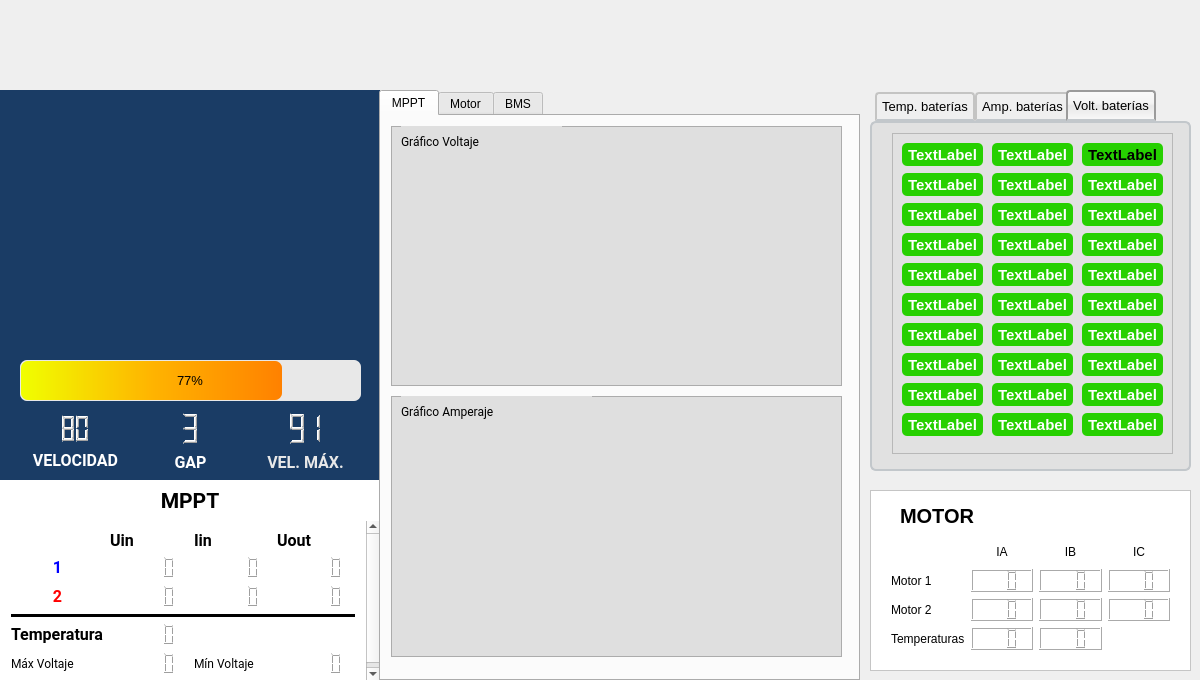
Above: dialog.ui from bryanbizarro/monitor-eolian before the change. Below: the same form after it.
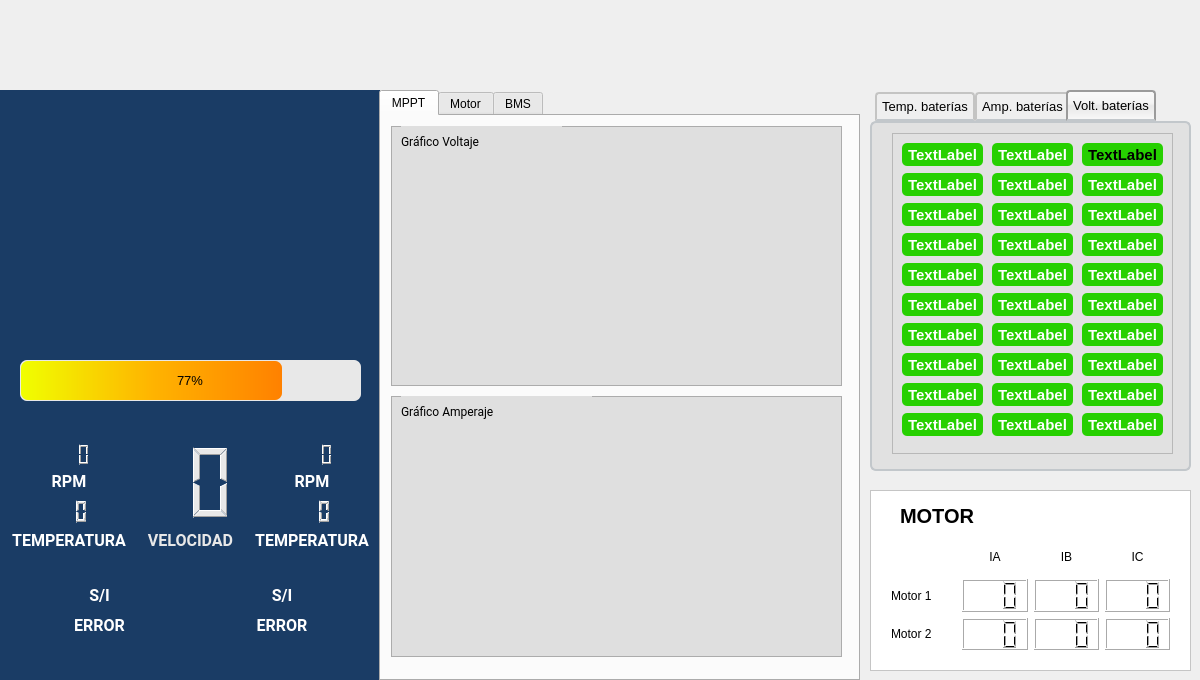
That is the form after the change. Icons and pictures are not drawn. Custom widgets are drawn as their Qt base class.

What changed in the file:
```diff
--- a/dialog.ui
+++ b/dialog.ui
@@ -775,336 +775,6 @@
    <property name="frameShadow">
     <enum>QFrame::Raised</enum>
    </property>
-   <widget class="QScrollArea" name="mppt_scroll">
-    <property name="geometry">
-     <rect>
-      <x>0</x>
-      <y>430</y>
-      <width>380</width>
-      <height>161</height>
-     </rect>
-    </property>
-    <property name="sizePolicy">
-     <sizepolicy hsizetype="Expanding" vsizetype="Expanding">
-      <horstretch>0</horstretch>
-      <verstretch>0</verstretch>
-     </sizepolicy>
-    </property>
-    <property name="styleSheet">
-     <string notr="true">border: none;
-background-repeat: none;
-background-color: #FFFFFF;
-font-family: &quot;Roboto&quot;;
-
-</string>
-    </property>
-    <property name="widgetResizable">
-     <bool>true</bool>
-    </property>
-    <widget class="QWidget" name="scrollAreaWidgetContents">
-     <property name="geometry">
-      <rect>
-       <x>0</x>
-       <y>0</y>
-       <width>363</width>
-       <height>162</height>
-      </rect>
-     </property>
-     <layout class="QGridLayout" name="gridLayout">
-      <item row="7" column="0">
-       <widget class="QLabel" name="label_9">
-        <property name="font">
-         <font>
-          <family>Roboto</family>
-          <pointsize>12</pointsize>
-          <weight>75</weight>
-          <bold>true</bold>
-         </font>
-        </property>
-        <property name="text">
-         <string>Temperatura</string>
-        </property>
-       </widget>
-      </item>
-      <item row="4" column="1">
-       <widget class="QLCDNumber" name="lcd_mppt_2_uin">
-        <property name="styleSheet">
-         <string notr="true">background-color: rgb(255, 255, 255);
-background: ;
-border: none;
-background-repeat: ;
-
-color: rgb(255, 0, 0);</string>
-        </property>
-       </widget>
-      </item>
-      <item row="1" column="3">
-       <widget class="QLabel" name="label_2">
-        <property name="font">
-         <font>
-          <family>Roboto</family>
-          <pointsize>12</pointsize>
-          <weight>75</weight>
-          <bold>true</bold>
-         </font>
-        </property>
-        <property name="styleSheet">
-         <string notr="true">background-color: transparent;
-background: none;
-border: none;
-background-repeat: none;</string>
-        </property>
-        <property name="text">
-         <string>Uout</string>
-        </property>
-       </widget>
-      </item>
-      <item row="2" column="1">
-       <widget class="QLCDNumber" name="lcd_mppt_1_uin">
-        <property name="styleSheet">
-         <string notr="true">background-color: rgb(255, 255, 255);
-background: ;
-border: none;
-background-repeat: ;
-color: rgb(85, 0, 255);</string>
-        </property>
-       </widget>
-      </item>
-      <item row="2" column="2">
-       <widget class="QLCDNumber" name="lcd_mppt_1_iin">
-        <property name="styleSheet">
-         <string notr="true">background-color: rgb(255, 255, 255);
-background: ;
-border: none;
-background-repeat: ;
-color: rgb(85, 0, 255);</string>
-        </property>
-       </widget>
-      </item>
-      <item row="4" column="2">
-       <widget class="QLCDNumber" name="lcd_mppt_2_iin">
-        <property name="styleSheet">
-         <string notr="true">background-color: rgb(255, 255, 255);
-background: ;
-border: none;
-background-repeat: ;
-
-color: rgb(255, 0, 0);</string>
-        </property>
-       </widget>
-      </item>
-      <item row="2" column="3">
-       <widget class="QLCDNumber" name="lcd_mppt_1_uout">
-        <property name="styleSheet">
-         <string notr="true">background-color: rgb(255, 255, 255);
-background: ;
-border: none;
-background-repeat: none;
-color: rgb(0, 0, 0);</string>
-        </property>
-       </widget>
-      </item>
-      <item row="4" column="3">
-       <widget class="QLCDNumber" name="lcd_mppt_2_uout"/>
-      </item>
-      <item row="2" column="0">
-       <widget class="QLabel" name="label_7">
-        <property name="font">
-         <font>
-          <family>Roboto</family>
-          <pointsize>12</pointsize>
-          <weight>75</weight>
-          <bold>true</bold>
-         </font>
-        </property>
-        <property name="layoutDirection">
-         <enum>Qt::LeftToRight</enum>
-        </property>
-        <property name="autoFillBackground">
-         <bool>false</bool>
-        </property>
-        <property name="styleSheet">
-         <string notr="true">background-color: transparent;
-background: none;
-border: none;
-background-repeat: none;
-text-align: center;
-color: blue;
-padding: 2px auto;</string>
-        </property>
-        <property name="text">
-         <string>1</string>
-        </property>
-        <property name="alignment">
-         <set>Qt::AlignCenter</set>
-        </property>
-       </widget>
-      </item>
-      <item row="1" column="2">
-       <widget class="QLabel" name="label_6">
-        <property name="font">
-         <font>
-          <family>Roboto</family>
-          <pointsize>12</pointsize>
-          <weight>75</weight>
-          <bold>true</bold>
-         </font>
-        </property>
-        <property name="styleSheet">
-         <string notr="true">background-color: transparent;
-background: none;
-border: none;
-background-repeat: none;</string>
-        </property>
-        <property name="text">
-         <string>Iin</string>
-        </property>
-       </widget>
-      </item>
-      <item row="4" column="0">
-       <widget class="QLabel" name="label_8">
-        <property name="font">
-         <font>
-          <family>Roboto</family>
-          <pointsize>12</pointsize>
-          <weight>75</weight>
-          <bold>true</bold>
-         </font>
-        </property>
-        <property name="styleSheet">
-         <string notr="true">background-color: transparent;
-background: none;
-border: none;
-background-repeat: none;
-padding: 2px auto;
-color: red;</string>
-        </property>
-        <property name="text">
-         <string>2</string>
-        </property>
-        <property name="alignment">
-         <set>Qt::AlignCenter</set>
-        </property>
-       </widget>
-      </item>
-      <item row="7" column="1">
-       <widget class="QLCDNumber" name="lcd_mppt_temp_amb">
-        <property name="styleSheet">
-         <string notr="true">background-color: rgb(255, 255, 255);
-background: ;
-border: none;
-background-repeat: none;
-color: rgb(0, 0, 0);</string>
-        </property>
-       </widget>
-      </item>
-      <item row="10" column="0">
-       <widget class="QLabel" name="label_20">
-        <property name="font">
-         <font>
-          <family>Roboto</family>
-         </font>
-        </property>
-        <property name="styleSheet">
-         <string notr="true">background-color: transparent;
-background: none;
-border: none;
-background-repeat: none;</string>
-        </property>
-        <property name="text">
-         <string>Máx Voltaje</string>
-        </property>
-       </widget>
-      </item>
-      <item row="5" column="0" rowspan="2" colspan="4">
-       <widget class="Line" name="line">
-        <property name="styleSheet">
-         <string notr="true">background-color: #000000;
-border: 0px none white;
-margin: 0;
-padding: 0;</string>
-        </property>
-        <property name="orientation">
-         <enum>Qt::Horizontal</enum>
-        </property>
-       </widget>
-      </item>
-      <item row="10" column="2">
-       <widget class="QLabel" name="label_21">
-        <property name="font">
-         <font>
-          <family>Roboto</family>
-         </font>
-        </property>
-        <property name="styleSheet">
-         <string notr="true">background-color: transparent;
-background: none;
-border: none;
-background-repeat: none;</string>
-        </property>
-        <property name="text">
-         <string>Mín Voltaje</string>
-        </property>
-       </widget>
-      </item>
-      <item row="10" column="1">
-       <widget class="QLCDNumber" name="lcd_minVtg"/>
-      </item>
-      <item row="10" column="3">
-       <widget class="QLCDNumber" name="lcd_maxVtg"/>
-      </item>
-      <item row="1" column="1">
-       <widget class="QLabel" name="label_5">
-        <property name="font">
-         <font>
-          <family>Roboto</family>
-          <pointsize>12</pointsize>
-          <weight>75</weight>
-          <bold>true</bold>
-         </font>
-        </property>
-        <property name="styleSheet">
-         <string notr="true">background-color: transparent;
-background: none;
-border: none;
-background-repeat: none;</string>
-        </property>
-        <property name="text">
-         <string>Uin</string>
-        </property>
-       </widget>
-      </item>
-     </layout>
-    </widget>
-   </widget>
-   <widget class="QLabel" name="mppt_stats_tittle">
-    <property name="geometry">
-     <rect>
-      <x>0</x>
-      <y>390</y>
-      <width>380</width>
-      <height>41</height>
-     </rect>
-    </property>
-    <property name="font">
-     <font>
-      <family>Roboto</family>
-      <pointsize>16</pointsize>
-      <weight>75</weight>
-      <bold>true</bold>
-     </font>
-    </property>
-    <property name="styleSheet">
-     <string notr="true">background-color: #FFF;
-border: none;</string>
-    </property>
-    <property name="text">
-     <string>MPPT</string>
-    </property>
-    <property name="alignment">
-     <set>Qt::AlignCenter</set>
-    </property>
-   </widget>
    <widget class="QPushButton" name="pushButton_3">
     <property name="geometry">
      <rect>
@@ -1168,30 +838,186 @@
      <string>%p%</string>
     </property>
    </widget>
-   <widget class="QWidget" name="horizontalLayoutWidget">
+   <widget class="QWidget" name="verticalLayoutWidget">
     <property name="geometry">
      <rect>
-      <x>10</x>
-      <y>310</y>
-      <width>361</width>
-      <height>83</height>
+      <x>50</x>
+      <y>10</y>
+      <width>291</width>
+      <height>251</height>
      </rect>
     </property>
-    <layout class="QHBoxLayout" name="horizontalLayout">
+    <layout class="QVBoxLayout" name="layout_velocimetro"/>
+   </widget>
+   <widget class="QWidget" name="horizontalLayoutWidget_2">
+    <property name="geometry">
+     <rect>
+      <x>0</x>
+      <y>340</y>
+      <width>381</width>
+      <height>131</height>
+     </rect>
+    </property>
+    <layout class="QHBoxLayout" name="horizontalLayout_2">
      <item>
-      <layout class="QVBoxLayout" name="verticalLayout_3" stretch="0,0">
-       <property name="spacing">
-        <number>6</number>
-       </property>
-       <property name="leftMargin">
-        <number>0</number>
-       </property>
-       <property name="topMargin">
-        <number>2</number>
-       </property>
-       <property name="bottomMargin">
-        <number>2</number>
-       </property>
+      <layout class="QVBoxLayout" name="verticalLayout_7">
+       <item>
+        <layout class="QVBoxLayout" name="verticalLayout_6" stretch="0,0">
+         <property name="spacing">
+          <number>6</number>
+         </property>
+         <property name="leftMargin">
+          <number>0</number>
+         </property>
+         <property name="topMargin">
+          <number>2</number>
+         </property>
+         <property name="bottomMargin">
+          <number>2</number>
+         </property>
+         <item>
+          <widget class="QLCDNumber" name="lcd_rpm1">
+           <property name="maximumSize">
+            <size>
+             <width>16777215</width>
+             <height>16777215</height>
+            </size>
+           </property>
+           <property name="font">
+            <font>
+             <family>Roboto</family>
+             <pointsize>48</pointsize>
+            </font>
+           </property>
+           <property name="layoutDirection">
+            <enum>Qt::LeftToRight</enum>
+           </property>
+           <property name="styleSheet">
+            <string notr="true">background: transparent;
+border: none;
+background-repeat: none;
+color:rgb(232, 232, 232);</string>
+           </property>
+           <property name="frameShape">
+            <enum>QFrame::StyledPanel</enum>
+           </property>
+           <property name="frameShadow">
+            <enum>QFrame::Raised</enum>
+           </property>
+           <property name="smallDecimalPoint">
+            <bool>false</bool>
+           </property>
+           <property name="digitCount">
+            <number>4</number>
+           </property>
+           <property name="mode">
+            <enum>QLCDNumber::Dec</enum>
+           </property>
+           <property name="intValue" stdset="0">
+            <number>0</number>
+           </property>
+          </widget>
+         </item>
+         <item>
+          <widget class="QLabel" name="label_38">
+           <property name="maximumSize">
+            <size>
+             <width>16777215</width>
+             <height>20</height>
+            </size>
+           </property>
+           <property name="font">
+            <font>
+             <family>Roboto</family>
+             <pointsize>12</pointsize>
+             <weight>75</weight>
+             <bold>true</bold>
+            </font>
+           </property>
+           <property name="styleSheet">
+            <string notr="true">background-color: transparent;
+background: none;
+border: none;
+background-repeat: none;
+color: #FFF;</string>
+           </property>
+           <property name="text">
+            <string>RPM</string>
+           </property>
+           <property name="alignment">
+            <set>Qt::AlignCenter</set>
+           </property>
+          </widget>
+         </item>
+        </layout>
+       </item>
+       <item>
+        <layout class="QVBoxLayout" name="verticalLayout_8">
+         <item>
+          <widget class="QLCDNumber" name="lcd_engTemp1">
+           <property name="maximumSize">
+            <size>
+             <width>16777215</width>
+             <height>16777215</height>
+            </size>
+           </property>
+           <property name="styleSheet">
+            <string notr="true">background: transparent;
+border: none;
+background-repeat: none;
+color:rgb(232, 232, 232);</string>
+           </property>
+           <property name="digitCount">
+            <number>3</number>
+           </property>
+           <property name="value" stdset="0">
+            <double>0.000000000000000</double>
+           </property>
+           <property name="intValue" stdset="0">
+            <number>0</number>
+           </property>
+          </widget>
+         </item>
+         <item>
+          <widget class="QLabel" name="label_39">
+           <property name="maximumSize">
+            <size>
+             <width>16777215</width>
+             <height>20</height>
+            </size>
+           </property>
+           <property name="font">
+            <font>
+             <family>Roboto</family>
+             <pointsize>12</pointsize>
+             <weight>75</weight>
+             <bold>true</bold>
+            </font>
+           </property>
+           <property name="styleSheet">
+            <string notr="true">background-color: transparent;
+background: none;
+border: none;
+background-repeat: none;
+color: #FFF;</string>
+           </property>
+           <property name="text">
+            <string notr="true">TEMPERATURA</string>
+           </property>
+           <property name="scaledContents">
+            <bool>false</bool>
+           </property>
+           <property name="alignment">
+            <set>Qt::AlignCenter</set>
+           </property>
+          </widget>
+         </item>
+        </layout>
+       </item>
+      </layout>
+     </item>
+     <item>
+      <layout class="QVBoxLayout" name="verticalLayout_9">
        <item>
         <widget class="QLCDNumber" name="lcd_velocidad">
          <property name="maximumSize">
@@ -1203,144 +1029,6 @@
          <property name="font">
           <font>
            <family>Roboto</family>
-           <pointsize>48</pointsize>
-          </font>
-         </property>
-         <property name="layoutDirection">
-          <enum>Qt::LeftToRight</enum>
-         </property>
-         <property name="styleSheet">
-          <string notr="true">background: transparent;
-border: none;
-background-repeat: none;
-color:rgb(232, 232, 232);</string>
-         </property>
-         <property name="frameShape">
-          <enum>QFrame::StyledPanel</enum>
-         </property>
-         <property name="frameShadow">
-          <enum>QFrame::Raised</enum>
-         </property>
-         <property name="smallDecimalPoint">
-          <bool>false</bool>
-         </property>
-         <property name="digitCount">
-          <number>2</number>
-         </property>
-         <property name="mode">
-          <enum>QLCDNumber::Dec</enum>
-         </property>
-         <property name="intValue" stdset="0">
-          <number>80</number>
-         </property>
-        </widget>
-       </item>
-       <item>
-        <widget class="QLabel" name="label_3">
-         <property name="maximumSize">
-          <size>
-           <width>16777215</width>
-           <height>20</height>
-          </size>
-         </property>
-         <property name="font">
-          <font>
-           <family>Roboto</family>
-           <pointsize>12</pointsize>
-           <weight>75</weight>
-           <bold>true</bold>
-          </font>
-         </property>
-         <property name="styleSheet">
-          <string notr="true">background-color: transparent;
-background: none;
-border: none;
-background-repeat: none;
-color: #FFF;</string>
-         </property>
-         <property name="text">
-          <string>VELOCIDAD</string>
-         </property>
-         <property name="alignment">
-          <set>Qt::AlignCenter</set>
-         </property>
-        </widget>
-       </item>
-      </layout>
-     </item>
-     <item>
-      <layout class="QVBoxLayout" name="verticalLayout_5">
-       <item>
-        <widget class="QLCDNumber" name="lcd_gap">
-         <property name="maximumSize">
-          <size>
-           <width>16777215</width>
-           <height>16777215</height>
-          </size>
-         </property>
-         <property name="styleSheet">
-          <string notr="true">background: transparent;
-border: none;
-background-repeat: none;
-color:rgb(232, 232, 232);</string>
-         </property>
-         <property name="digitCount">
-          <number>1</number>
-         </property>
-         <property name="intValue" stdset="0">
-          <number>3</number>
-         </property>
-        </widget>
-       </item>
-       <item>
-        <widget class="QLabel" name="label_4">
-         <property name="maximumSize">
-          <size>
-           <width>16777215</width>
-           <height>20</height>
-          </size>
-         </property>
-         <property name="font">
-          <font>
-           <family>Roboto</family>
-           <pointsize>12</pointsize>
-           <weight>75</weight>
-           <bold>true</bold>
-          </font>
-         </property>
-         <property name="styleSheet">
-          <string notr="true">background-color: transparent;
-background: none;
-border: none;
-background-repeat: none;
-color: #FFF;</string>
-         </property>
-         <property name="text">
-          <string notr="true">GAP</string>
-         </property>
-         <property name="scaledContents">
-          <bool>false</bool>
-         </property>
-         <property name="alignment">
-          <set>Qt::AlignCenter</set>
-         </property>
-        </widget>
-       </item>
-      </layout>
-     </item>
-     <item>
-      <layout class="QVBoxLayout" name="verticalLayout_4">
-       <item>
-        <widget class="QLCDNumber" name="lcd_max_speed">
-         <property name="maximumSize">
-          <size>
-           <width>16777215</width>
-           <height>16777215</height>
-          </size>
-         </property>
-         <property name="font">
-          <font>
-           <family>Roboto</family>
           </font>
          </property>
          <property name="styleSheet">
@@ -1371,15 +1059,15 @@
           <enum>QLCDNumber::Filled</enum>
          </property>
          <property name="value" stdset="0">
-          <double>91.000000000000000</double>
+          <double>0.000000000000000</double>
          </property>
          <property name="intValue" stdset="0">
-          <number>91</number>
+          <number>0</number>
          </property>
         </widget>
        </item>
        <item>
-        <widget class="QLabel" name="label">
+        <widget class="QLabel" name="label_40">
          <property name="maximumSize">
           <size>
            <width>16777215</width>
@@ -1399,7 +1087,7 @@
 background: transparent;</string>
          </property>
          <property name="text">
-          <string>VEL. MÁX.</string>
+          <string>VELOCIDAD</string>
          </property>
          <property name="textFormat">
           <enum>Qt::AutoText</enum>
@@ -1411,18 +1099,323 @@
        </item>
       </layout>
      </item>
+     <item>
+      <layout class="QVBoxLayout" name="verticalLayout_11">
+       <item>
+        <layout class="QVBoxLayout" name="verticalLayout_12" stretch="0,0">
+         <property name="spacing">
+          <number>6</number>
+         </property>
+         <property name="leftMargin">
+          <number>0</number>
+         </property>
+         <property name="topMargin">
+          <number>2</number>
+         </property>
+         <property name="bottomMargin">
+          <number>2</number>
+         </property>
+         <item>
+          <widget class="QLCDNumber" name="lcd_rpm2">
+           <property name="maximumSize">
+            <size>
+             <width>16777215</width>
+             <height>16777215</height>
+            </size>
+           </property>
+           <property name="font">
+            <font>
+             <family>Roboto</family>
+             <pointsize>48</pointsize>
+            </font>
+           </property>
+           <property name="layoutDirection">
+            <enum>Qt::LeftToRight</enum>
+           </property>
+           <property name="styleSheet">
+            <string notr="true">background: transparent;
+border: none;
+background-repeat: none;
+color:rgb(232, 232, 232);</string>
+           </property>
+           <property name="frameShape">
+            <enum>QFrame::StyledPanel</enum>
+           </property>
+           <property name="frameShadow">
+            <enum>QFrame::Raised</enum>
+           </property>
+           <property name="smallDecimalPoint">
+            <bool>false</bool>
+           </property>
+           <property name="digitCount">
+            <number>4</number>
+           </property>
+           <property name="mode">
+            <enum>QLCDNumber::Dec</enum>
+           </property>
+           <property name="value" stdset="0">
+            <double>0.000000000000000</double>
+           </property>
+           <property name="intValue" stdset="0">
+            <number>0</number>
+           </property>
+          </widget>
+         </item>
+         <item>
+          <widget class="QLabel" name="label_41">
+           <property name="maximumSize">
+            <size>
+             <width>16777215</width>
+             <height>20</height>
+            </size>
+           </property>
+           <property name="font">
+            <font>
+             <family>Roboto</family>
+             <pointsize>12</pointsize>
+             <weight>75</weight>
+             <bold>true</bold>
+            </font>
+           </property>
+           <property name="styleSheet">
+            <string notr="true">background-color: transparent;
+background: none;
+border: none;
+background-repeat: none;
+color: #FFF;</string>
+           </property>
+           <property name="text">
+            <string>RPM</string>
+           </property>
+           <property name="alignment">
+            <set>Qt::AlignCenter</set>
+           </property>
+          </widget>
+         </item>
+        </layout>
+       </item>
+       <item>
+        <layout class="QVBoxLayout" name="verticalLayout_13">
+         <item>
+          <widget class="QLCDNumber" name="lcd_engTemp2">
+           <property name="maximumSize">
+            <size>
+             <width>16777215</width>
+             <height>16777215</height>
+            </size>
+           </property>
+           <property name="styleSheet">
+            <string notr="true">background: transparent;
+border: none;
+background-repeat: none;
+color:rgb(232, 232, 232);</string>
+           </property>
+           <property name="digitCount">
+            <number>3</number>
+           </property>
+           <property name="value" stdset="0">
+            <double>0.000000000000000</double>
+           </property>
+           <property name="intValue" stdset="0">
+            <number>0</number>
+           </property>
+          </widget>
+         </item>
+         <item>
+          <widget class="QLabel" name="label_42">
+           <property name="maximumSize">
+            <size>
+             <width>16777215</width>
+             <height>20</height>
+            </size>
+           </property>
+           <property name="font">
+            <font>
+             <family>Roboto</family>
+             <pointsize>12</pointsize>
+             <weight>75</weight>
+             <bold>true</bold>
+            </font>
+           </property>
+           <property name="styleSheet">
+            <string notr="true">background-color: transparent;
+background: none;
+border: none;
+background-repeat: none;
+color: #FFF;</string>
+           </property>
+           <property name="text">
+            <string notr="true">TEMPERATURA</string>
+           </property>
+           <property name="scaledContents">
+            <bool>false</bool>
+           </property>
+           <property name="alignment">
+            <set>Qt::AlignCenter</set>
+           </property>
+          </widget>
+         </item>
+        </layout>
+       </item>
+      </layout>
+     </item>
     </layout>
    </widget>
-   <widget class="QWidget" name="verticalLayoutWidget">
+   <widget class="QWidget" name="horizontalLayoutWidget_3">
     <property name="geometry">
      <rect>
-      <x>50</x>
-      <y>10</y>
-      <width>291</width>
-      <height>251</height>
+      <x>0</x>
+      <y>480</y>
+      <width>381</width>
+      <height>80</height>
      </rect>
     </property>
-    <layout class="QVBoxLayout" name="layout_velocimetro"/>
+    <layout class="QHBoxLayout" name="horizontalLayout_4">
+     <item>
+      <layout class="QVBoxLayout" name="verticalLayout_14">
+       <item>
+        <widget class="QLabel" name="error_motor1">
+         <property name="maximumSize">
+          <size>
+           <width>16777215</width>
+           <height>20</height>
+          </size>
+         </property>
+         <property name="font">
+          <font>
+           <family>Roboto</family>
+           <pointsize>12</pointsize>
+           <weight>75</weight>
+           <bold>true</bold>
+          </font>
+         </property>
+         <property name="styleSheet">
+          <string notr="true">background-color: transparent;
+background: none;
+border: none;
+background-repeat: none;
+color: #FFF;</string>
+         </property>
+         <property name="text">
+          <string notr="true">S/I</string>
+         </property>
+         <property name="scaledContents">
+          <bool>false</bool>
+         </property>
+         <property name="alignment">
+          <set>Qt::AlignCenter</set>
+         </property>
+        </widget>
+       </item>
+       <item>
+        <widget class="QLabel" name="label_43">
+         <property name="maximumSize">
+          <size>
+           <width>16777215</width>
+           <height>20</height>
+          </size>
+         </property>
+         <property name="font">
+          <font>
+           <family>Roboto</family>
+           <pointsize>12</pointsize>
+           <weight>75</weight>
+           <bold>true</bold>
+          </font>
+         </property>
+         <property name="styleSheet">
+          <string notr="true">background-color: transparent;
+background: none;
+border: none;
+background-repeat: none;
+color: #FFF;</string>
+         </property>
+         <property name="text">
+          <string notr="true">ERROR</string>
+         </property>
+         <property name="scaledContents">
+          <bool>false</bool>
+         </property>
+         <property name="alignment">
+          <set>Qt::AlignCenter</set>
+         </property>
+        </widget>
+       </item>
+      </layout>
+     </item>
+     <item>
+      <layout class="QVBoxLayout" name="verticalLayout_15">
+       <item>
+        <widget class="QLabel" name="error_motor2">
+         <property name="maximumSize">
+          <size>
+           <width>16777215</width>
+           <height>20</height>
+          </size>
+         </property>
+         <property name="font">
+          <font>
+           <family>Roboto</family>
+           <pointsize>12</pointsize>
+           <weight>75</weight>
+           <bold>true</bold>
+          </font>
+         </property>
+         <property name="styleSheet">
+          <string notr="true">background-color: transparent;
+background: none;
+border: none;
+background-repeat: none;
+color: #FFF;</string>
+         </property>
+         <property name="text">
+          <string notr="true">S/I</string>
+         </property>
+         <property name="scaledContents">
+          <bool>false</bool>
+         </property>
+         <property name="alignment">
+          <set>Qt::AlignCenter</set>
+         </property>
+        </widget>
+       </item>
+       <item>
+        <widget class="QLabel" name="label_44">
+         <property name="maximumSize">
+          <size>
+           <width>16777215</width>
+           <height>20</height>
+          </size>
+         </property>
+         <property name="font">
+          <font>
+           <family>Roboto</family>
+           <pointsize>12</pointsize>
+           <weight>75</weight>
+           <bold>true</bold>
+          </font>
+         </property>
+         <property name="styleSheet">
+          <string notr="true">background-color: transparent;
+background: none;
+border: none;
+background-repeat: none;
+color: #FFF;</string>
+         </property>
+         <property name="text">
+          <string notr="true">ERROR</string>
+         </property>
+         <property name="scaledContents">
+          <bool>false</bool>
+         </property>
+         <property name="alignment">
+          <set>Qt::AlignCenter</set>
+         </property>
+        </widget>
+       </item>
+      </layout>
+     </item>
+    </layout>
    </widget>
   </widget>
   <widget class="QTabWidget" name="tabWidget_bms">
@@ -4689,22 +4682,15 @@
        </property>
       </widget>
      </item>
-     <item row="3" column="0">
-      <widget class="QLabel" name="label_37">
-       <property name="text">
-        <string>Temperaturas</string>
-       </property>
-      </widget>
-     </item>
-     <item row="3" column="2">
-      <widget class="QLCDNumber" name="lcd_eng1Temp">
+     <item row="2" column="4">
+      <widget class="QLCDNumber" name="lcd_eng2_IC">
        <property name="digitCount">
         <number>3</number>
        </property>
       </widget>
      </item>
-     <item row="3" column="3">
-      <widget class="QLCDNumber" name="lcd_eng2Temp">
+     <item row="1" column="2">
+      <widget class="QLCDNumber" name="lcd_eng1_IA">
        <property name="digitCount">
         <number>3</number>
        </property>
```
Left out of the diff: 46 changed lines with no effect on the pictures.
